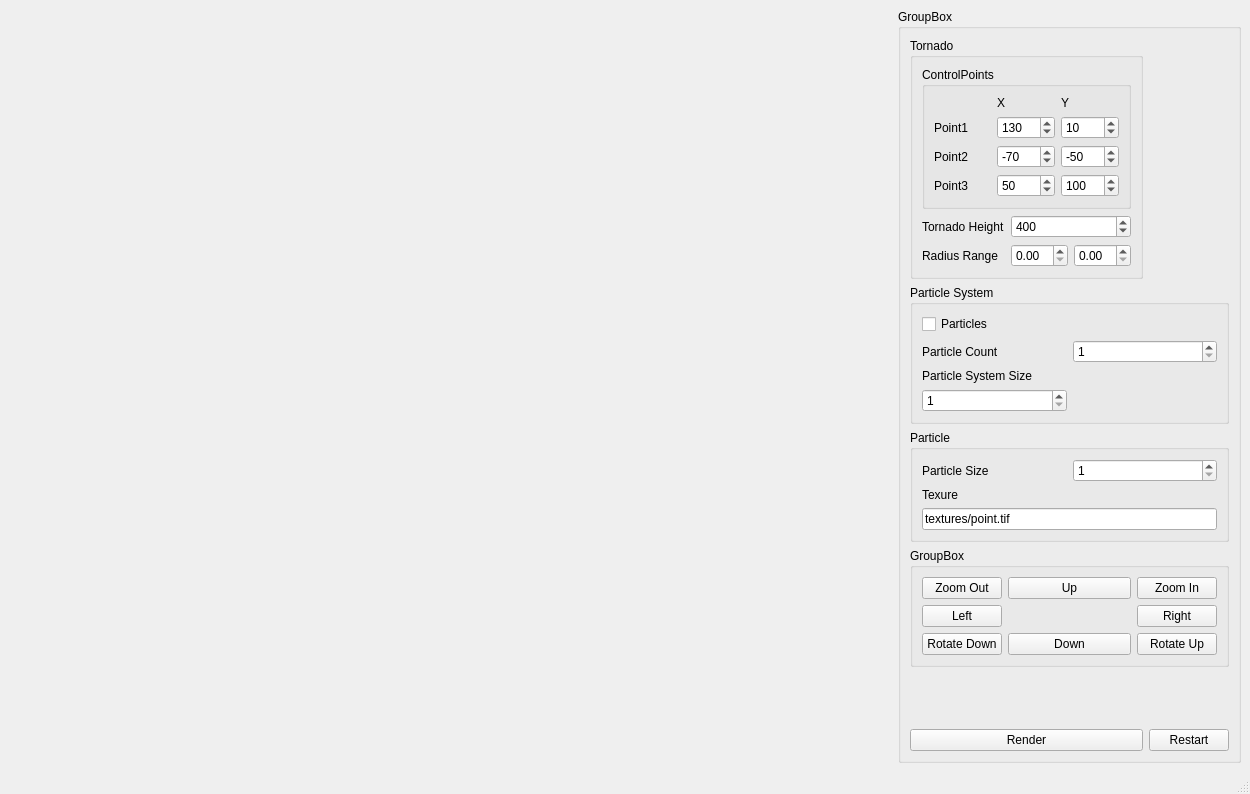
Old version of the form ui/MainWindow.ui in the repository carolagille/Tornado.
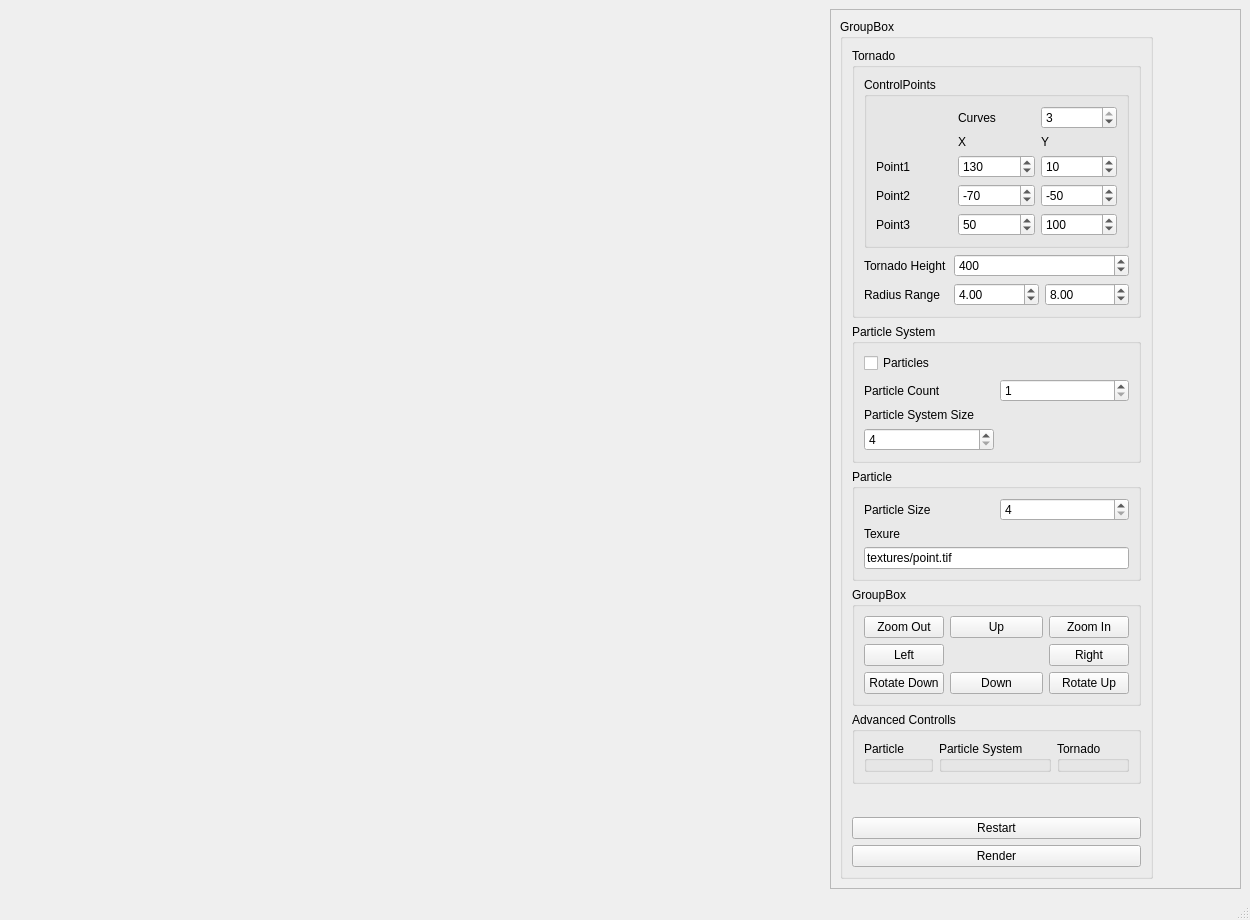
New version of the form.

Diff of the .ui file:
```diff
--- a/ui/MainWindow.ui
+++ b/ui/MainWindow.ui
@@ -2,12 +2,15 @@
 <ui version="4.0">
  <class>MainWindow</class>
  <widget class="QMainWindow" name="MainWindow">
+  <property name="enabled">
+   <bool>true</bool>
+  </property>
   <property name="geometry">
    <rect>
     <x>0</x>
     <y>0</y>
     <width>1250</width>
-    <height>794</height>
+    <height>920</height>
    </rect>
   </property>
   <property name="windowTitle">
@@ -15,45 +18,40 @@
   </property>
   <widget class="QWidget" name="centralwidget">
    <layout class="QGridLayout" name="s_mainWindowGridLayout">
-    <item row="0" column="0">
-     <spacer name="horizontalSpacer">
-      <property name="orientation">
-       <enum>Qt::Horizontal</enum>
+    <item row="0" column="2">
+     <widget class="QScrollArea" name="scrollArea">
+      <property name="widgetResizable">
+       <bool>true</bool>
       </property>
-      <property name="sizeHint" stdset="0">
-       <size>
-        <width>40</width>
-        <height>20</height>
-       </size>
-      </property>
-     </spacer>
-    </item>
-    <item row="0" column="1">
+      <widget class="QWidget" name="scrollAreaWidgetContents">
+       <property name="geometry">
+        <rect>
+         <x>0</x>
+         <y>0</y>
+         <width>442</width>
+         <height>984</height>
+        </rect>
+       </property>
+       <layout class="QFormLayout" name="formLayout">
+        <item row="1" column="0">
      <widget class="QGroupBox" name="groupBox">
       <property name="title">
        <string>GroupBox</string>
       </property>
-      <layout class="QGridLayout" name="gridLayout_2">
-       <item row="5" column="1">
-        <widget class="QPushButton" name="m_RenderButton">
-         <property name="text">
-          <string>Render</string>
-         </property>
-        </widget>
-       </item>
-       <item row="0" column="1">
+          <layout class="QVBoxLayout" name="verticalLayout">
+           <item>
         <widget class="QGroupBox" name="groupBox_5">
          <property name="title">
           <string>Tornado</string>
          </property>
          <layout class="QGridLayout" name="gridLayout_5">
-          <item row="3" column="1">
-           <widget class="QDoubleSpinBox" name="doubleSpinBox"/>
-          </item>
-          <item row="2" column="0">
-           <widget class="QLabel" name="label_9">
-            <property name="text">
-             <string>Tornado Height</string>
+              <item row="3" column="2">
+               <widget class="QDoubleSpinBox" name="radiusMax">
+                <property name="maximum">
+                 <double>100.000000000000000</double>
+                </property>
+                <property name="value">
+                 <double>8.000000000000000</double>
             </property>
            </widget>
           </item>
@@ -64,8 +62,22 @@
             </property>
            </widget>
           </item>
-          <item row="3" column="2">
-           <widget class="QDoubleSpinBox" name="doubleSpinBox_2"/>
+              <item row="3" column="1">
+               <widget class="QDoubleSpinBox" name="radiusMin">
+                <property name="maximum">
+                 <double>100.000000000000000</double>
+                </property>
+                <property name="value">
+                 <double>4.000000000000000</double>
+                </property>
+               </widget>
+              </item>
+              <item row="2" column="0">
+               <widget class="QLabel" name="label_9">
+                <property name="text">
+                 <string>Tornado Height</string>
+                </property>
+               </widget>
           </item>
           <item row="2" column="1" colspan="2">
            <widget class="QSpinBox" name="Height">
@@ -86,21 +98,80 @@
              <string>ControlPoints</string>
             </property>
             <layout class="QGridLayout" name="gridLayout">
-             <item row="0" column="1">
+                 <item row="4" column="0">
+                  <widget class="QLabel" name="label_4">
+                   <property name="text">
+                    <string>Point2</string>
+                   </property>
+                  </widget>
+                 </item>
+                 <item row="2" column="1">
               <widget class="QLabel" name="label_2">
                <property name="text">
                 <string>X</string>
                </property>
               </widget>
              </item>
-             <item row="1" column="0">
-              <widget class="QLabel" name="label">
-               <property name="text">
-                <string>Point1</string>
+                 <item row="3" column="2">
+                  <widget class="QSpinBox" name="Point1Z">
+                   <property name="minimum">
+                    <number>-1000</number>
+                   </property>
+                   <property name="maximum">
+                    <number>1000</number>
+                   </property>
+                   <property name="value">
+                    <number>10</number>
+                   </property>
+                  </widget>
+                 </item>
+                 <item row="1" column="2">
+                  <widget class="QSpinBox" name="CurveCount">
+                   <property name="minimum">
+                    <number>1</number>
+                   </property>
+                   <property name="maximum">
+                    <number>3</number>
+                   </property>
+                   <property name="value">
+                    <number>3</number>
                </property>
               </widget>
              </item>
              <item row="1" column="1">
+                  <widget class="QLabel" name="label_12">
+                   <property name="text">
+                    <string>Curves</string>
+                   </property>
+                  </widget>
+                 </item>
+                 <item row="4" column="2">
+                  <widget class="QSpinBox" name="Point2Z">
+                   <property name="minimum">
+                    <number>-1000</number>
+                   </property>
+                   <property name="maximum">
+                    <number>1000</number>
+                   </property>
+                   <property name="value">
+                    <number>-50</number>
+                   </property>
+                  </widget>
+                 </item>
+                 <item row="4" column="1">
+                  <widget class="QSpinBox" name="Point2X">
+                   <property name="minimum">
+                    <number>-1000</number>
+                   </property>
+                   <property name="maximum">
+                    <number>1000</number>
+                   </property>
+                   <property name="value">
+                    <number>-70</number>
+                   </property>
+                  </widget>
+                 </item>
+                 <item row="3" column="1">
               <widget class="QSpinBox" name="Point1X">
                <property name="minimum">
                 <number>-1000</number>
@@ -113,27 +184,27 @@
                </property>
               </widget>
              </item>
-             <item row="1" column="2">
-              <widget class="QSpinBox" name="Point1Z">
-               <property name="minimum">
-                <number>-1000</number>
-               </property>
-               <property name="maximum">
-                <number>1000</number>
-               </property>
-               <property name="value">
-                <number>10</number>
-               </property>
-              </widget>
-             </item>
-             <item row="3" column="0">
+                 <item row="5" column="0">
               <widget class="QLabel" name="label_5">
                <property name="text">
                 <string>Point3</string>
                </property>
               </widget>
              </item>
-             <item row="3" column="1">
+                 <item row="5" column="2">
+                  <widget class="QSpinBox" name="Point3Z">
+                   <property name="minimum">
+                    <number>-1000</number>
+                   </property>
+                   <property name="maximum">
+                    <number>1000</number>
+                   </property>
+                   <property name="value">
+                    <number>100</number>
+                   </property>
+                  </widget>
+                 </item>
+                 <item row="5" column="1">
               <widget class="QSpinBox" name="Point3X">
                <property name="minimum">
                 <number>-1000</number>
@@ -146,53 +217,14 @@
                </property>
               </widget>
              </item>
-             <item row="3" column="2">
-              <widget class="QSpinBox" name="Point3Z">
-               <property name="minimum">
-                <number>-1000</number>
-               </property>
-               <property name="maximum">
-                <number>1000</number>
-               </property>
-               <property name="value">
-                <number>100</number>
-               </property>
-              </widget>
-             </item>
-             <item row="2" column="0">
-              <widget class="QLabel" name="label_4">
+                 <item row="3" column="0">
+                  <widget class="QLabel" name="label">
                <property name="text">
-                <string>Point2</string>
-               </property>
-              </widget>
-             </item>
-             <item row="2" column="1">
-              <widget class="QSpinBox" name="Point2X">
-               <property name="minimum">
-                <number>-1000</number>
-               </property>
-               <property name="maximum">
-                <number>1000</number>
-               </property>
-               <property name="value">
-                <number>-70</number>
+                    <string>Point1</string>
                </property>
               </widget>
              </item>
              <item row="2" column="2">
-              <widget class="QSpinBox" name="Point2Z">
-               <property name="minimum">
-                <number>-1000</number>
-               </property>
-               <property name="maximum">
-                <number>1000</number>
-               </property>
-               <property name="value">
-                <number>-50</number>
-               </property>
-              </widget>
-             </item>
-             <item row="0" column="2">
               <widget class="QLabel" name="label_3">
                <property name="text">
                 <string>Y</string>
@@ -205,27 +237,7 @@
          </layout>
         </widget>
        </item>
-       <item row="4" column="1">
-        <spacer name="verticalSpacer">
-         <property name="orientation">
-          <enum>Qt::Vertical</enum>
-         </property>
-         <property name="sizeHint" stdset="0">
-          <size>
-           <width>20</width>
-           <height>40</height>
-          </size>
-         </property>
-        </spacer>
-       </item>
-       <item row="5" column="2">
-        <widget class="QPushButton" name="m_restartButton">
-         <property name="text">
-          <string>Restart</string>
-         </property>
-        </widget>
-       </item>
-       <item row="1" column="1" colspan="2">
+           <item>
         <widget class="QGroupBox" name="groupBox_3">
          <property name="title">
           <string>Particle System</string>
@@ -262,7 +274,7 @@
           <item row="6" column="0">
            <widget class="QSpinBox" name="ParticleSystemSize">
             <property name="minimum">
-             <number>1</number>
+                 <number>4</number>
             </property>
             <property name="maximum">
              <number>100</number>
@@ -272,7 +284,7 @@
          </layout>
         </widget>
        </item>
-       <item row="2" column="1" colspan="2">
+           <item>
         <widget class="QGroupBox" name="groupBox_4">
          <property name="title">
           <string>Particle</string>
@@ -302,7 +314,7 @@
           <item row="0" column="1">
            <widget class="QSpinBox" name="ParticleSize">
             <property name="minimum">
-             <number>1</number>
+                 <number>4</number>
             </property>
             <property name="maximum">
              <number>200</number>
@@ -312,7 +324,7 @@
          </layout>
         </widget>
        </item>
-       <item row="3" column="1" colspan="2">
+           <item>
         <widget class="QGroupBox" name="groupBox_6">
          <property name="title">
           <string>GroupBox</string>
@@ -390,8 +402,98 @@
          </layout>
         </widget>
        </item>
-      </layout>
-     </widget>
+           <item>
+            <widget class="QGroupBox" name="groupBox_7">
+             <property name="title">
+              <string>Advanced Controlls</string>
+             </property>
+             <layout class="QGridLayout" name="gridLayout_7">
+              <item row="0" column="0">
+               <widget class="QGroupBox" name="groupBox_8">
+                <property name="title">
+                 <string>Particle</string>
+                </property>
+               </widget>
+              </item>
+              <item row="0" column="1">
+               <widget class="QGroupBox" name="groupBox_9">
+                <property name="title">
+                 <string>Particle System</string>
+                </property>
+               </widget>
+              </item>
+              <item row="0" column="2">
+               <widget class="QGroupBox" name="groupBox_10">
+                <property name="title">
+                 <string>Tornado</string>
+                </property>
+               </widget>
+              </item>
+             </layout>
+            </widget>
+           </item>
+           <item>
+            <spacer name="verticalSpacer">
+             <property name="orientation">
+              <enum>Qt::Vertical</enum>
+             </property>
+             <property name="sizeHint" stdset="0">
+              <size>
+               <width>20</width>
+               <height>40</height>
+              </size>
+             </property>
+            </spacer>
+           </item>
+           <item>
+            <widget class="QPushButton" name="m_restartButton">
+             <property name="text">
+              <string>Restart</string>
+             </property>
+            </widget>
+           </item>
+           <item>
+            <widget class="QPushButton" name="m_RenderButton">
+             <property name="text">
+              <string>Render</string>
+             </property>
+            </widget>
+           </item>
+          </layout>
+         </widget>
+        </item>
+       </layout>
+      </widget>
+     </widget>
+    </item>
+    <item row="0" column="1">
+     <spacer name="horizontalSpacer_2">
+      <property name="orientation">
+       <enum>Qt::Horizontal</enum>
+      </property>
+      <property name="sizeHint" stdset="0">
+       <size>
+        <width>40</width>
+        <height>20</height>
+       </size>
+      </property>
+     </spacer>
+    </item>
+    <item row="0" column="0">
+     <spacer name="horizontalSpacer">
+      <property name="orientation">
+       <enum>Qt::Horizontal</enum>
+      </property>
+      <property name="sizeType">
+       <enum>QSizePolicy::Expanding</enum>
+      </property>
+      <property name="sizeHint" stdset="0">
+       <size>
+        <width>40</width>
+        <height>20</height>
+       </size>
+      </property>
+     </spacer>
     </item>
    </layout>
   </widget>
```
Left out of the diff: 28 changed lines with no effect on the pictures. Lines whose indentation alone changed are shown as unchanged.
